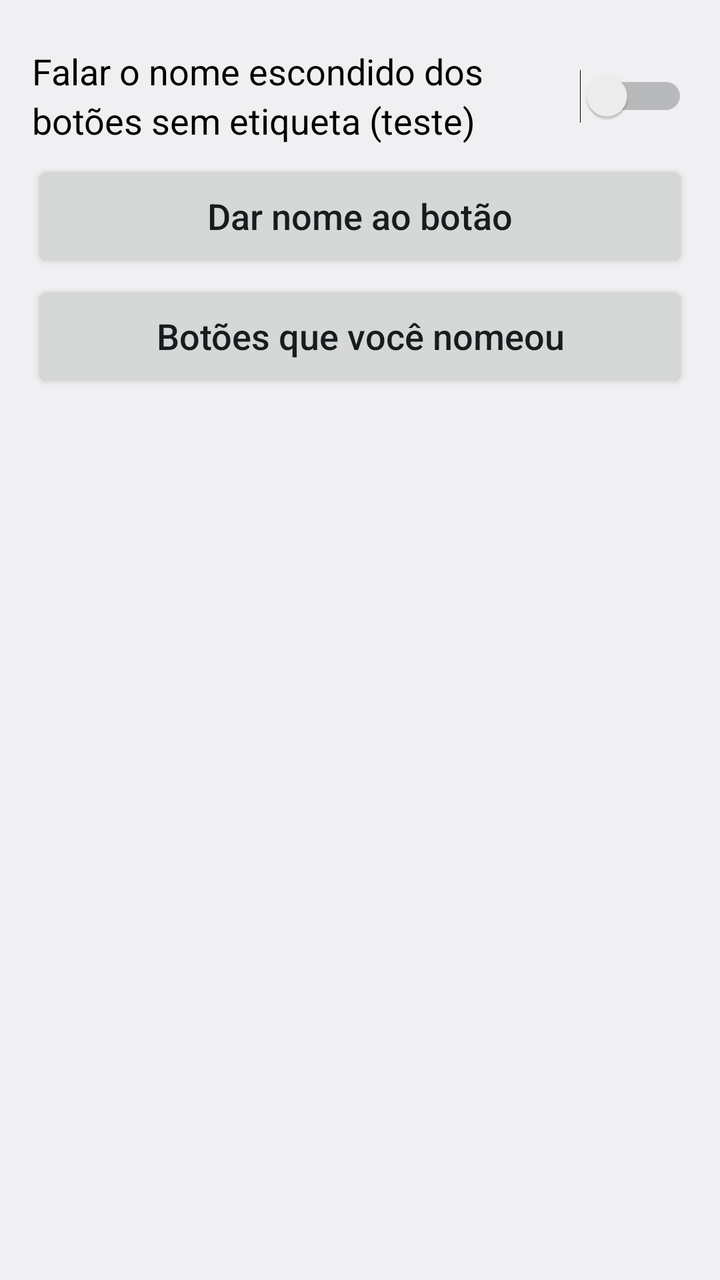
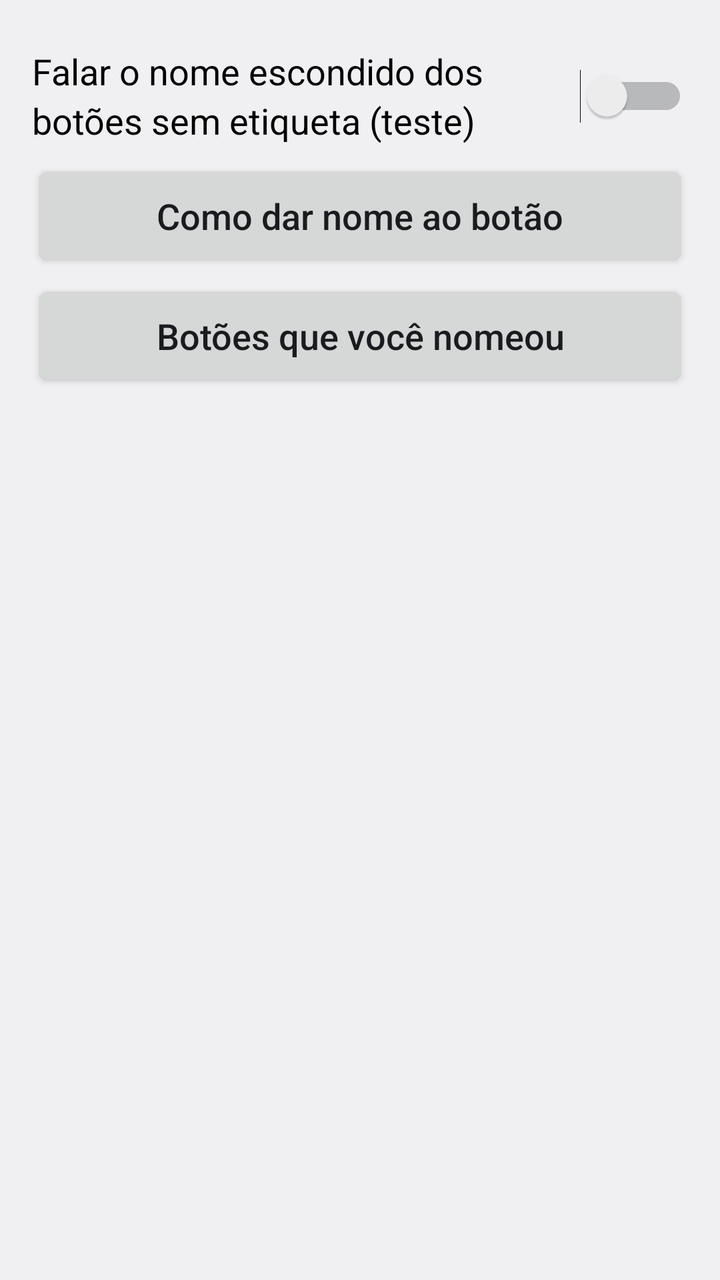

An Android layout rendered at two revisions. The XML below is the earlier revision; the diff shows what the commit changed to produce the second picture.
<!-- AndroidManifest.xml: application theme AppTheme -->
<!-- res/layout/activity_unlabeled.xml -->
<?xml version="1.0" encoding="utf-8"?>
<ScrollView xmlns:android="http://schemas.android.com/apk/res/android"
    android:layout_width="match_parent"
    android:layout_height="match_parent"
    android:fillViewport="true">

    <LinearLayout
        android:layout_width="match_parent"
        android:layout_height="wrap_content"
        android:orientation="vertical"
        android:padding="16dp">

        <Switch
            android:id="@+id/switch_unlabeled"
            style="@style/Row"
            android:text="@string/unlabeled_switch" />

        <Button
            android:id="@+id/btn_name_button"
            style="@style/Row"
            android:text="@string/name_button_title" />

        <Button
            android:id="@+id/btn_named_list"
            style="@style/Row"
            android:text="@string/name_button_list" />
    </LinearLayout>
</ScrollView>
<!-- resources referenced by this layout -->
<resources>
  <string name="name_button_list">Botões que você nomeou</string>
  <string name="name_button_title">Dar nome ao botão</string>
  <string name="unlabeled_switch">Falar o nome escondido dos botões sem etiqueta (teste)</string>
  <style name="Row">
          <item name="android:layout_width">match_parent</item>
          <item name="android:layout_height">wrap_content</item>
          <item name="android:minHeight">56dp</item>
          <item name="android:layout_marginTop">4dp</item>
          
          <item name="android:textSize">18sp</item>
          <item name="android:textAllCaps">false</item>
          <item name="android:lineSpacingMultiplier">1.15</item>
          <item name="android:textColorHint">?android:attr/textColorSecondary</item>
      </style>
  <style name="AppTheme" parent="android:Theme.Material.Light.DarkActionBar" />
</resources>

<!-- the commit's change to res/layout/activity_unlabeled.xml (unified diff, before → after) -->
@@ -18,7 +18,7 @@
         <Button
             android:id="@+id/btn_name_button"
             style="@style/Row"
-            android:text="@string/name_button_title" />
+            android:text="@string/name_button_how" />
 
         <Button
             android:id="@+id/btn_named_list"
<!-- resource entries referenced after the edit -->
@@ -1,7 +1,7 @@
 <!-- resources referenced by this layout -->
 <resources>
+  <string name="name_button_how">Como dar nome ao botão</string>
   <string name="name_button_list">Botões que você nomeou</string>
-  <string name="name_button_title">Dar nome ao botão</string>
   <string name="unlabeled_switch">Falar o nome escondido dos botões sem etiqueta (teste)</string>
   <style name="Row">
           <item name="android:layout_width">match_parent</item>
